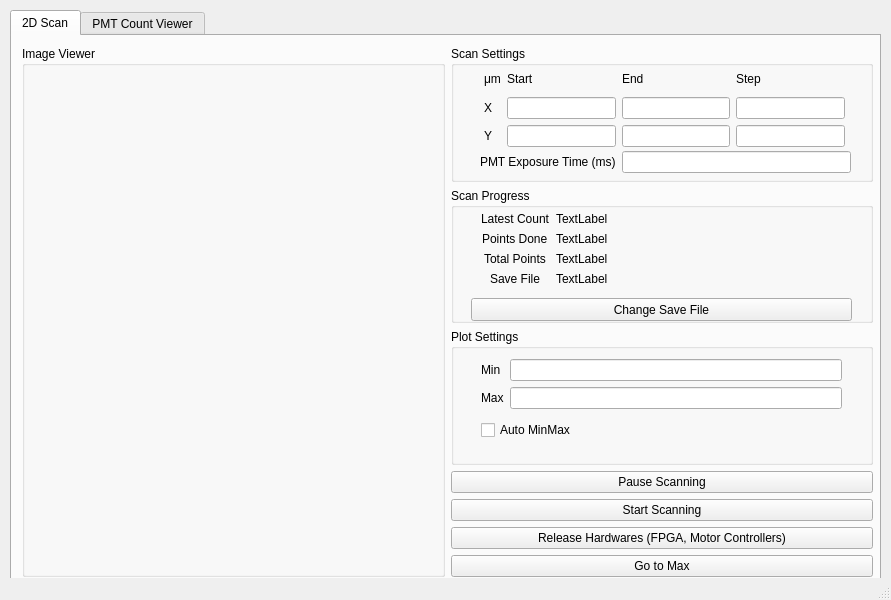
Above: PMT_GUI.ui from jaeunkim/pmt-gui before the change. Below: the same form after it.
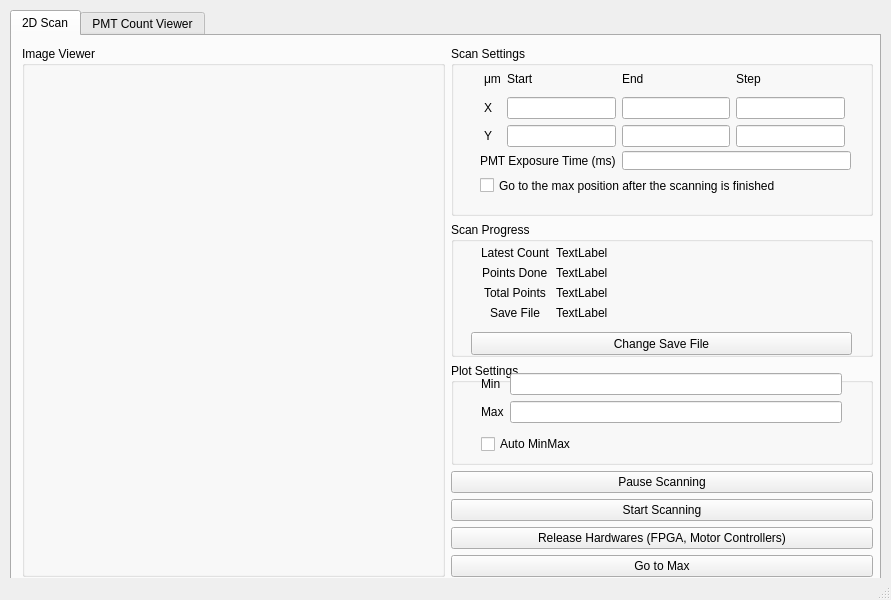
That is the form after the change.

Commit message: implemented go_to_max() and corresponding GUI logic

```diff
--- a/PMT_GUI.ui
+++ b/PMT_GUI.ui
@@ -67,7 +67,7 @@
          </layout>
         </item>
         <item>
-         <layout class="QVBoxLayout" name="verticalLayout_2" stretch="4,4,4,0,1,1,1">
+         <layout class="QVBoxLayout" name="verticalLayout_2" stretch="5,4,3,0,1,1,1">
           <item>
            <widget class="QGroupBox" name="groupBox">
             <property name="title">
@@ -151,7 +151,7 @@
                <x>29</x>
                <y>105</y>
                <width>371</width>
-               <height>22</height>
+               <height>44</height>
               </rect>
              </property>
              <layout class="QFormLayout" name="formLayout_3">
@@ -165,6 +165,13 @@
               <item row="0" column="1">
                <widget class="QLineEdit" name="LE_pmt_exposure_time_in_ms"/>
               </item>
+              <item row="1" column="0" colspan="2">
+               <widget class="QCheckBox" name="CB_auto_go_to_max">
+                <property name="text">
+                 <string>Go to the max position after the scanning is finished</string>
+                </property>
+               </widget>
+              </item>
              </layout>
             </widget>
            </widget>
@@ -272,7 +279,7 @@
              <property name="geometry">
               <rect>
                <x>30</x>
-               <y>30</y>
+               <y>10</y>
                <width>361</width>
                <height>81</height>
               </rect>
```
The commit also changes 1 other file.
